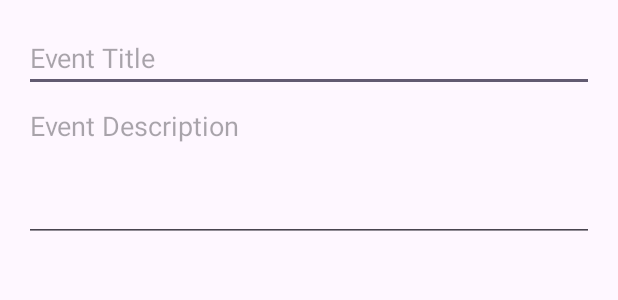
After one commit to g3nke11/event_planner_2-0, an Android app: the layout dialog_add_event.xml on its own in the app's theme, with its tools: preview values and no code run, on a phone screen of 412 x 824 dp. The commit adds this screen. Shown: the top 300 px of the screen. Run offline under Robolectric (Android 15) with nearby library versions, the phone set to English and light mode, and no system bars.

```diff
--- a/app/build.gradle.kts
+++ b/app/build.gradle.kts
@@ -9,7 +9,7 @@ android {
 
     defaultConfig {
         applicationId = "com.example.event_planner_2_0"
-        minSdk = 24
+        minSdk = 26
         targetSdk = 35
         versionCode = 1
         versionName = "1.0"
--- a/app/src/main/res/layout/activity_main.xml
+++ b/app/src/main/res/layout/activity_main.xml
@@ -22,13 +22,12 @@
     <include layout="@layout/content_main" />
 
     <com.google.android.material.floatingactionbutton.FloatingActionButton
-        android:id="@+id/fab"
+        android:id="@+id/AddEvent"
         android:layout_width="wrap_content"
         android:layout_height="wrap_content"
         android:layout_gravity="bottom|end"
         android:layout_marginEnd="@dimen/fab_margin"
-        android:layout_marginBottom="16dp"
-        app:srcCompat="@android:drawable/ic_dialog_email" />
+        android:layout_marginBottom="16dp" />
 
     <Button
         android:id="@+id/btn_generate_pdf"
--- /dev/null
+++ b/app/src/main/res/layout/dialog_add_event.xml
@@ -0,0 +1,22 @@
+<?xml version="1.0" encoding="utf-8"?>
+<LinearLayout xmlns:android="http://schemas.android.com/apk/res/android"
+    android:layout_width="match_parent"
+    android:layout_height="wrap_content"
+    android:orientation="vertical"
+    android:padding="16dp">
+
+    <EditText
+        android:id="@+id/editTitle"
+        android:layout_width="match_parent"
+        android:layout_height="wrap_content"
+        android:hint="Event Title"/>
+
+    <EditText
+        android:id="@+id/editDescription"
+        android:layout_width="match_parent"
+        android:layout_height="wrap_content"
+        android:hint="Event Description"
+        android:inputType="textMultiLine"
+        android:minHeight="100dp"
+        android:gravity="top"/>
+</LinearLayout>
```
Also changed, not shown: app/src/main/java/com/example/event_planner_2_0/MainActivity.kt (+40 -4 lines), app/src/main/java/com/example/event_planner_2_0/events/classbuilder.kt (added, +62 -0 lines), app/src/main/java/com/example/event_planner_2_0/events/data_editor.kt (added, +51 -0 lines).
